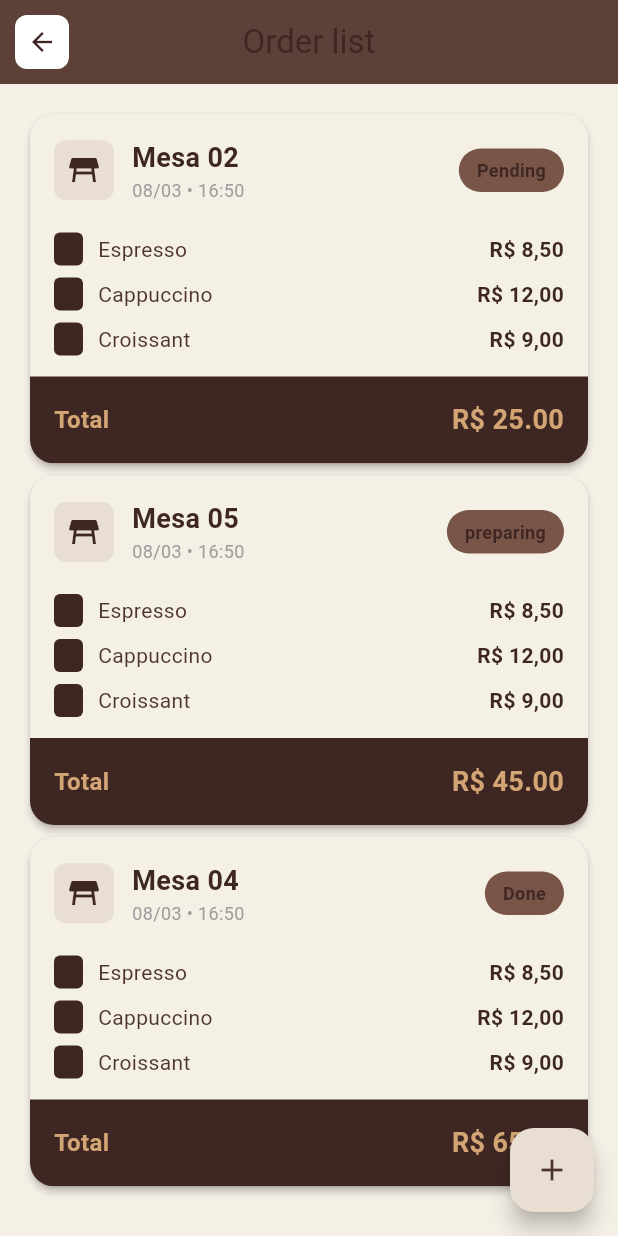
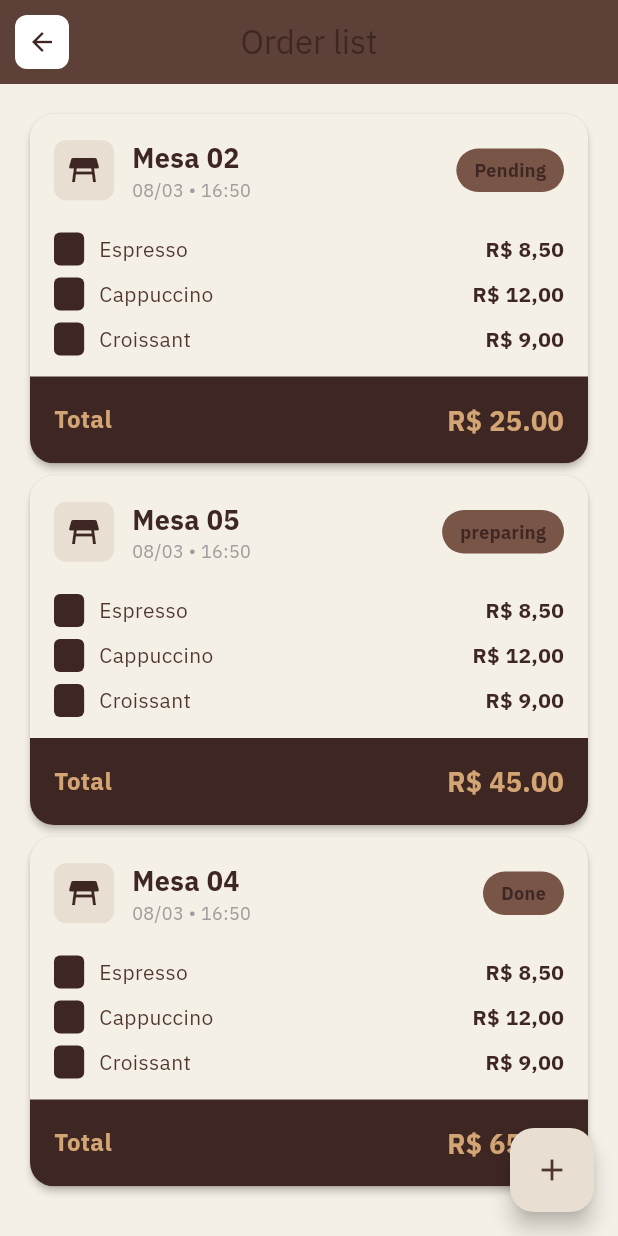
Before and after one commit to anabeatm/sistema-de-gestao-para-cafeteria, a Flutter app: the OrdersPage screen opened by its route, on a phone screen of 412 x 824 dp. Run offline on Flutter 3.47's test engine with Material 3 defaults, Android fonts, the phone set to English and light mode, and no system bars; our stand-ins replace go_router.

Commit message:
feat: set font family for light and dark themes

```diff
--- a/projeto_cafeteria/lib/theme.dart
+++ b/projeto_cafeteria/lib/theme.dart
@@ -92,6 +92,7 @@ class DarkModeColors {
 
 ThemeData get lightTheme => ThemeData(
   useMaterial3: true,
+  fontFamily: AppFonts.mainFont,
   colorScheme: ColorScheme.light(
     primary: LightModeColors.lightPrimary,
     onPrimary: LightModeColors.lightOnPrimary,
@@ -117,6 +118,7 @@ ThemeData get lightTheme => ThemeData(
 
 ThemeData get darkTheme => ThemeData(
   useMaterial3: true,
+  fontFamily: AppFonts.mainFont,
   colorScheme: ColorScheme.dark(
     primary: DarkModeColors.darkPrimary,
     onPrimary: DarkModeColors.darkOnPrimary,
```
